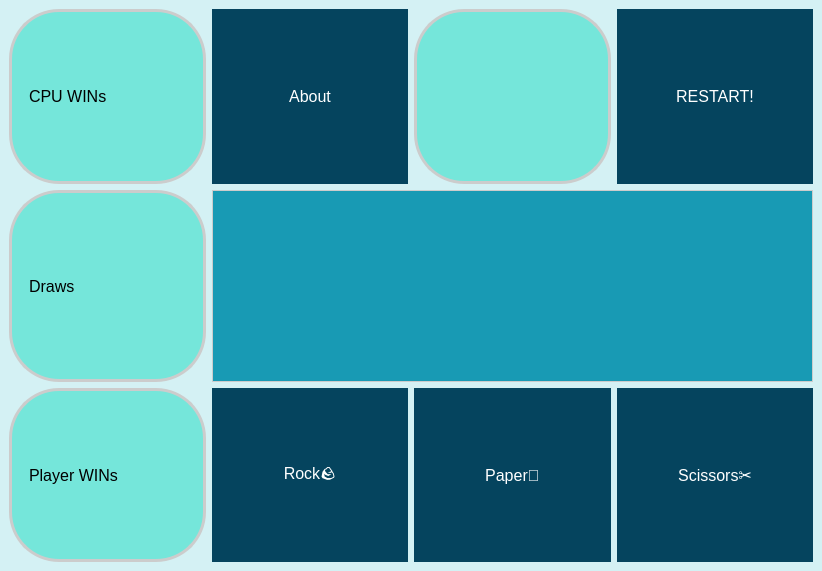
First picture: the form in GUI (Qt)/Assignment 19/rock paper scissors/main.ui, repository Amirreza1h1/Pylearn, before the edit.
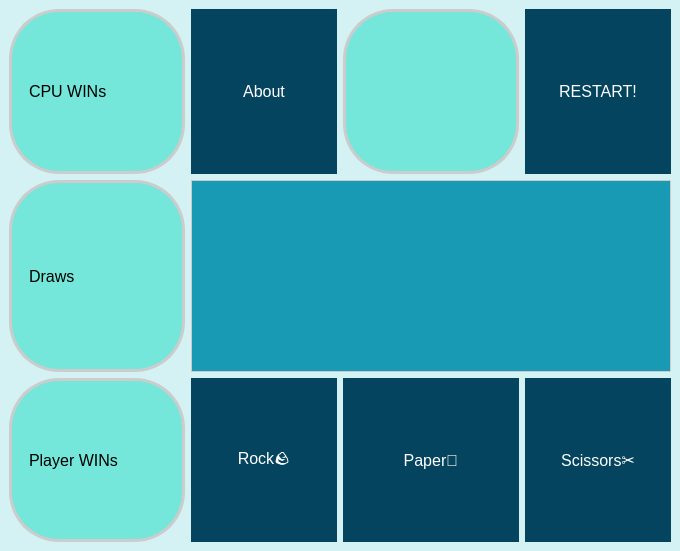
Second picture: the form after the edit.

Patch:
```diff
--- a/GUI (Qt)/Assignment 19/rock paper scissors/main.ui
+++ b/GUI (Qt)/Assignment 19/rock paper scissors/main.ui
@@ -6,8 +6,8 @@
    <rect>
     <x>0</x>
     <y>0</y>
-    <width>822</width>
-    <height>571</height>
+    <width>680</width>
+    <height>551</height>
    </rect>
   </property>
   <property name="sizePolicy">
```
